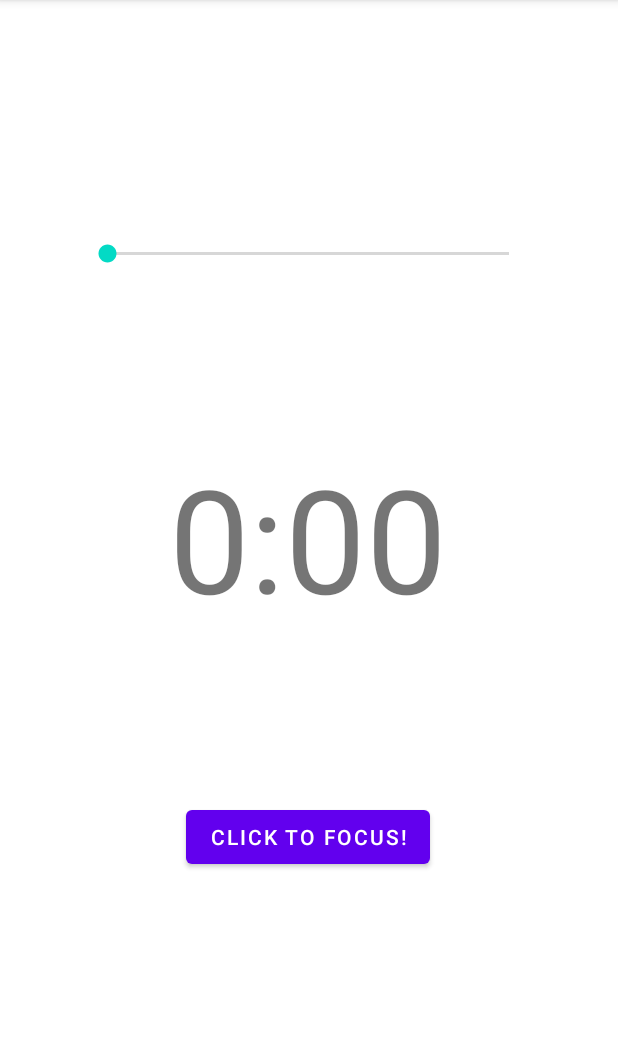
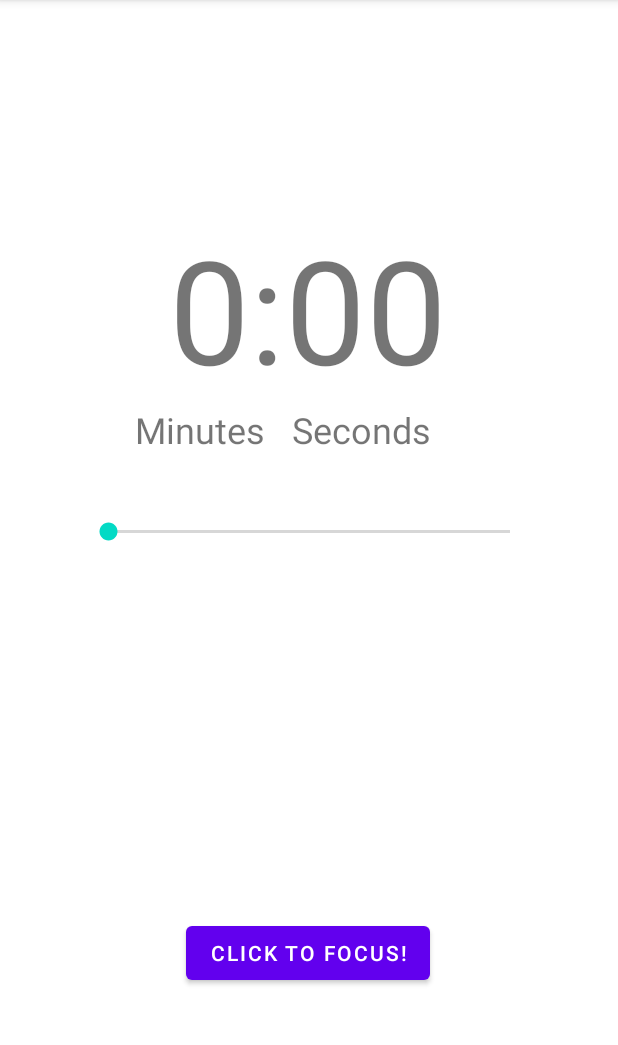
Before and after one commit to joeB0dy/MobileAppsProject4, an Android app: the screen it shows after launch (MainActivity), on a phone screen of 412 x 824 dp, the part 84-1129 px from its top. Run offline under Robolectric (Android 15) with nearby library versions, the phone set to English and light mode, and no system bars.

```diff
--- a/app/build.gradle
+++ b/app/build.gradle
@@ -22,6 +22,9 @@ android {
             minifyEnabled false
             proguardFiles getDefaultProguardFile('proguard-android-optimize.txt'), 'proguard-rules.pro'
         }
+        buildFeatures {
+             viewBinding true
+        }
     }
     compileOptions {
         sourceCompatibility JavaVersion.VERSION_1_8
--- a/app/src/main/java/com/example/focusproject4/MainActivity.kt
+++ b/app/src/main/java/com/example/focusproject4/MainActivity.kt
@@ -2,10 +2,22 @@ package com.example.focusproject4
 
 import androidx.appcompat.app.AppCompatActivity
 import android.os.Bundle
+import com.example.focusproject4.databinding.ActivityMainBinding
 
-class MainActivity : AppCompatActivity() {
+class MainActivity : AppCompatActivity(), MenuFragment.MenuListener {
+
+
+    private lateinit var binding: ActivityMainBinding
     override fun onCreate(savedInstanceState: Bundle?) {
         super.onCreate(savedInstanceState)
-        setContentView(R.layout.activity_main)
+        binding = ActivityMainBinding.inflate(layoutInflater)
+        setContentView(binding.root)
     }
+
+    override fun onButtonClick(timerValue: Int, text: String) {
+       val textFragment = supportFragmentManager.findFragmentById(R.id.tvTime) as MenuFragment
+
+        textFragment.changeTextProperties(timerValue)//function to be implemented.
+    }       //checkout timer: CountdownTimer parameter for later use...
+
 }
--- a/app/src/main/java/com/example/focusproject4/MenuFragment.kt
+++ b/app/src/main/java/com/example/focusproject4/MenuFragment.kt
@@ -1,31 +1,85 @@
 package com.example.focusproject4
 
+import android.content.Context
 import androidx.lifecycle.ViewModelProvider
 import android.os.Bundle
 import androidx.fragment.app.Fragment
 import android.view.LayoutInflater
 import android.view.View
 import android.view.ViewGroup
+import android.widget.SeekBar
+import com.example.focusproject4.databinding.FragmentMenuBinding
 
-class MenuFragment : Fragment() {
+class MenuFragment : Fragment(), SeekBar.OnSeekBarChangeListener {
 
-    companion object {
-        fun newInstance() = MenuFragment()
+    private lateinit var binding : FragmentMenuBinding
+    private lateinit var viewModel: MenuViewModel
+
+    var seekTimeMinValue = 10       //value for seekbar to translate into focus app.
+
+    var activityCallback : MenuFragment.MenuListener? = null
+
+    interface MenuListener{ //no body (no implementations.) Anything that calls it tho must implement this on click.
+        fun onButtonClick(timerValue : Int, text: String)
+    }
+    //next code function event handler on Attach
+
+    override fun onAttach(context: Context)
+    {
+        super.onAttach(context)
+        try{
+            activityCallback = context as MenuListener      //explicit MenuListener "cast" will otherwise crash.
+        }
+        catch (e: ClassCastException)
+        {
+            throw ClassCastException(context.toString() + "must implement MenuListener")
+        }
+
     }
 
-    private lateinit var viewModel: MenuViewModel
+
+
 
     override fun onCreateView(
         inflater: LayoutInflater, container: ViewGroup?,
         savedInstanceState: Bundle?
     ): View? {
-        return inflater.inflate(R.layout.fragment_menu, container, false)
+        //where all is coded.
+        binding = FragmentMenuBinding.inflate(inflater, container, false)
+
+        binding.btnFocus.setOnClickListener {
+            buttonClicked(it)   //calls function below. connected to interface.
+        }
+        return binding.root
     }
+     fun changeTextProperties(textVal: Int){
+        binding.tvTime.text = textVal.toString()
+    }
+
+    private fun buttonClicked(view : View){
+        activityCallback?.onButtonClick(seekTimeMinValue, binding.tvTime.text.toString())
+    }
+
 
     override fun onActivityCreated(savedInstanceState: Bundle?) {
         super.onActivityCreated(savedInstanceState)
         viewModel = ViewModelProvider(this).get(MenuViewModel::class.java)
         // TODO: Use the ViewModel
+
+    }
+//events concerned with seekbarListener.
+    override fun onProgressChanged(seekBar: SeekBar?, progress: Int, fromUser: Boolean) {
+        TODO("Not yet implemented")
+    seekTimeMinValue = progress //make progression of seekbar = our logic value.
     }
 
+    override fun onStartTrackingTouch(seekBar: SeekBar?) {
+        TODO("Not yet implemented")
+    }
+
+    override fun onStopTrackingTouch(seekBar: SeekBar?) {
+        TODO("Not yet implemented")
+    }
+
+
 }
--- a/app/src/main/java/com/example/focusproject4/MenuViewModel.kt
+++ b/app/src/main/java/com/example/focusproject4/MenuViewModel.kt
@@ -4,4 +4,6 @@ import androidx.lifecycle.ViewModel
 
 class MenuViewModel : ViewModel() {
     // TODO: Implement the ViewModel
+
+
 }
--- a/app/src/main/res/layout/activity_main.xml
+++ b/app/src/main/res/layout/activity_main.xml
@@ -6,39 +6,14 @@
     android:layout_height="match_parent"
     tools:context=".MainActivity">
 
-    <SeekBar
-        android:id="@+id/seekBar"
-        android:layout_width="300dp"
+    <androidx.fragment.app.FragmentContainerView
+        android:id="@+id/fragmentContainerView"
+        android:name="com.example.focusproject4.MenuFragment"
+        android:layout_width="wrap_content"
         android:layout_height="wrap_content"
         app:layout_constraintBottom_toBottomOf="parent"
         app:layout_constraintEnd_toEndOf="parent"
-        app:layout_constraintHorizontal_bias="0.495"
         app:layout_constraintStart_toStartOf="parent"
         app:layout_constraintTop_toTopOf="parent"
-        app:layout_constraintVertical_bias="0.213" />
-
-    <TextView
-        android:id="@+id/textView"
-        android:layout_width="wrap_content"
-        android:layout_height="wrap_content"
-        android:layout_marginTop="116dp"
-        android:text="0:00"
-        android:textSize="96sp"
-        app:layout_constraintEnd_toEndOf="parent"
-        app:layout_constraintHorizontal_bias="0.497"
-        app:layout_constraintStart_toStartOf="parent"
-        app:layout_constraintTop_toBottomOf="@+id/seekBar" />
-
-    <Button
-        android:id="@+id/button"
-        android:layout_width="wrap_content"
-        android:layout_height="wrap_content"
-        android:layout_marginBottom="76dp"
-        android:text="Click to Focus!"
-        app:layout_constraintBottom_toBottomOf="parent"
-        app:layout_constraintEnd_toEndOf="parent"
-        app:layout_constraintHorizontal_bias="0.497"
-        app:layout_constraintStart_toStartOf="parent"
-        app:layout_constraintTop_toBottomOf="@+id/textView"
-        app:layout_constraintVertical_bias="0.502" />
+        tools:layout="@layout/fragment_menu" />
 </androidx.constraintlayout.widget.ConstraintLayout>
--- a/app/src/main/res/layout/fragment_menu.xml
+++ b/app/src/main/res/layout/fragment_menu.xml
@@ -1,13 +1,57 @@
 <?xml version="1.0" encoding="utf-8"?>
-<FrameLayout xmlns:android="http://schemas.android.com/apk/res/android"
+<androidx.constraintlayout.widget.ConstraintLayout xmlns:android="http://schemas.android.com/apk/res/android"
+    xmlns:app="http://schemas.android.com/apk/res-auto"
     xmlns:tools="http://schemas.android.com/tools"
+    android:id="@+id/frameLayout"
     android:layout_width="match_parent"
     android:layout_height="match_parent"
     tools:context=".MenuFragment">
 
+    <SeekBar
+        android:id="@+id/seekBar2"
+        android:layout_width="300dp"
+        android:layout_height="wrap_content"
+        android:layout_marginStart="16dp"
+        android:layout_marginTop="75dp"
+        android:layout_marginEnd="16dp"
+        app:layout_constraintEnd_toEndOf="parent"
+        app:layout_constraintStart_toStartOf="parent"
+        app:layout_constraintTop_toBottomOf="@+id/tvTime" />
+
     <TextView
-        android:layout_width="match_parent"
-        android:layout_height="match_parent"
-        android:text="Hello" />
+        android:id="@+id/tvTime"
+        android:layout_width="wrap_content"
+        android:layout_height="wrap_content"
+        android:layout_marginTop="32dp"
+        android:text="0:00"
+        android:textSize="96sp"
+        app:layout_constraintEnd_toEndOf="parent"
+        app:layout_constraintHorizontal_bias="0.497"
+        app:layout_constraintStart_toStartOf="parent"
+        app:layout_constraintTop_toTopOf="parent" />
 
-</FrameLayout>
+    <Button
+        android:id="@+id/btnFocus"
+        android:layout_width="wrap_content"
+        android:layout_height="wrap_content"
+        android:layout_marginTop="248dp"
+        android:text="Click to Focus!"
+        app:layout_constraintEnd_toEndOf="parent"
+        app:layout_constraintHorizontal_bias="0.498"
+        app:layout_constraintStart_toStartOf="parent"
+        app:layout_constraintTop_toBottomOf="@+id/seekBar2" />
+
+    <TextView
+        android:id="@+id/textView"
+        android:layout_width="wrap_content"
+        android:layout_height="wrap_content"
+        android:text="Minutes   Seconds"
+        android:textSize="24sp"
+        app:layout_constraintBottom_toTopOf="@+id/seekBar2"
+        app:layout_constraintEnd_toEndOf="parent"
+        app:layout_constraintHorizontal_bias="0.369"
+        app:layout_constraintStart_toStartOf="parent"
+        app:layout_constraintTop_toBottomOf="@+id/tvTime"
+        app:layout_constraintVertical_bias="0.0" />
+
+</androidx.constraintlayout.widget.ConstraintLayout>
```
